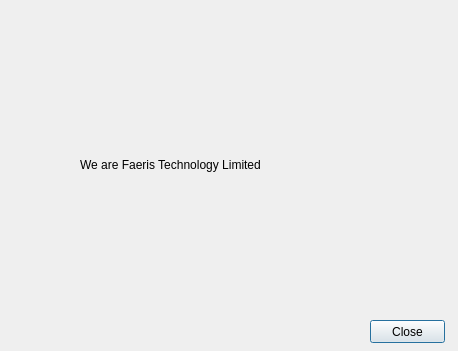
Above: resource/ui/about.ui from NosicLin/FSprite-Designer before the change. Below: the same form after it.
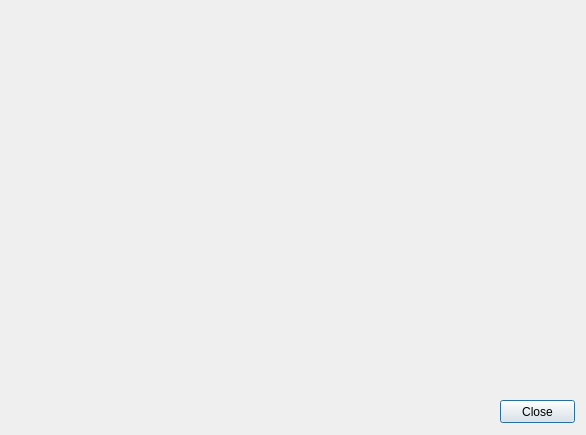
That is the form after the change. Icons and pictures are not drawn.

```diff
--- a/resource/ui/about.ui
+++ b/resource/ui/about.ui
@@ -6,8 +6,8 @@
    <rect>
     <x>0</x>
     <y>0</y>
-    <width>458</width>
-    <height>351</height>
+    <width>586</width>
+    <height>435</height>
    </rect>
   </property>
   <property name="windowTitle">
@@ -16,21 +16,21 @@
   <widget class="QLabel" name="label">
    <property name="geometry">
     <rect>
-     <x>80</x>
-     <y>50</y>
-     <width>231</width>
-     <height>231</height>
+     <x>0</x>
+     <y>10</y>
+     <width>561</width>
+     <height>301</height>
     </rect>
    </property>
    <property name="text">
-    <string>&lt;html&gt;&lt;head/&gt;&lt;body&gt;&lt;p&gt;We are Faeris Technology Limited&lt;/p&gt;&lt;/body&gt;&lt;/html&gt;</string>
+    <string>&lt;html&gt;&lt;head/&gt;&lt;body&gt;&lt;p&gt;&lt;br/&gt;&lt;/p&gt;&lt;/body&gt;&lt;/html&gt;</string>
    </property>
   </widget>
   <widget class="QPushButton" name="pushButton">
    <property name="geometry">
     <rect>
-     <x>370</x>
-     <y>320</y>
+     <x>500</x>
+     <y>400</y>
      <width>75</width>
      <height>23</height>
     </rect>
```
Left out of the diff: 20 changed lines with no effect on the pictures.
